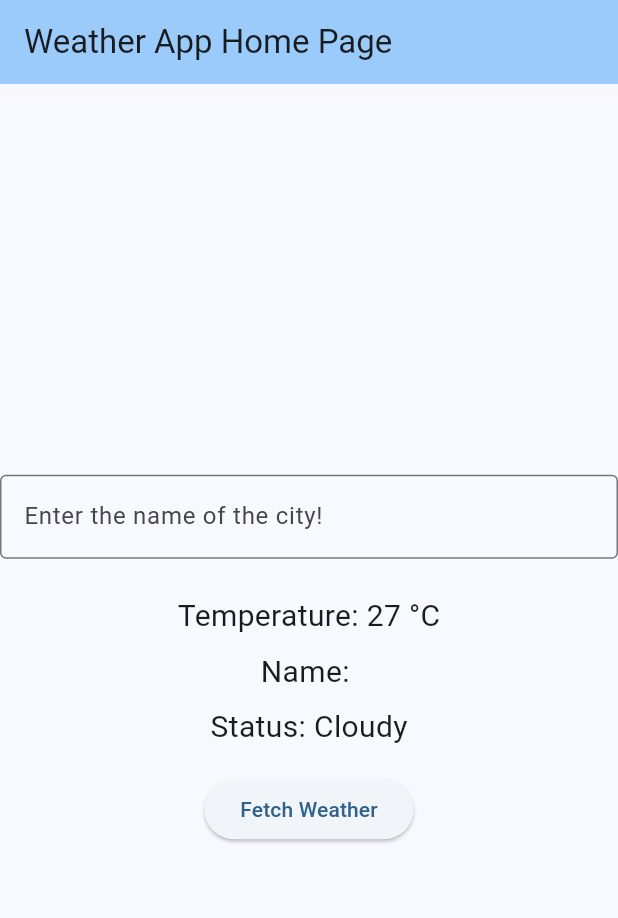
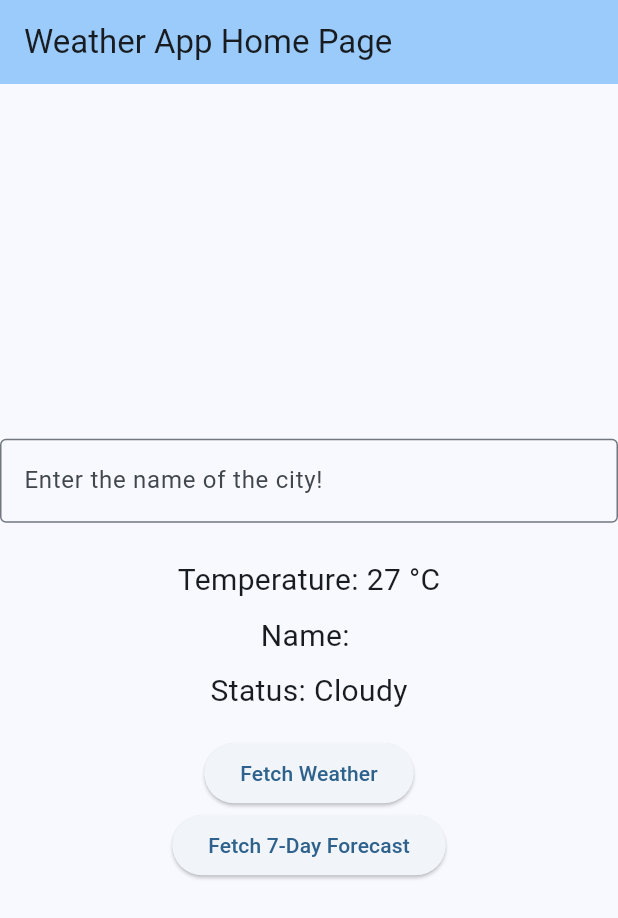
Before and after one commit to Redseba/Weather-App, a Flutter app: the screen it shows after launch, after a tap on "Fetch Weather", on a phone screen of 412 x 824 dp. Shown: the top 918 px of the screen. Run offline on Flutter 3.47's test engine with Material 3 defaults, Android fonts, the phone set to English and light mode, and no system bars.

Commit message:
Implemented 7-day weather forecast feature

```diff
--- a/weather_info_app/lib/main.dart
+++ b/weather_info_app/lib/main.dart
@@ -38,6 +38,7 @@ final TextEditingController _nameController = TextEditingController();
 String cityName = "Your City";
 int Temp = 0;
 String cityStatus = "No Status";
+List<Map<String, dynamic>> Forecast = [];
 
 void _updateCityName() {
       setState(() {
@@ -48,23 +49,34 @@ void _updateCityName() {
 void _fetchWeather() {
   setState(() {
     Temp = Random().nextInt(30 - 15 + 1) + 15;
-    _getStatus();
+    cityStatus = _getStatus();
     _updateCityName();
   });
 }
 
-void _getStatus() {
-  setState(() {
-    if (Random().nextInt(3) + 1 == 3) {
-      cityStatus = "Rainy";
-    }
-    if (Random().nextInt(3) + 1 == 2){
-      cityStatus = "Cloudy";
-    }
-    if (Random().nextInt(3) + 1 == 1) {
-      cityStatus = "Sunny";
-    }
-  });
+void _fetchForecast() {
+    setState(() {
+      Forecast = List.generate(7, (index) {
+        int sDayTemp = Random().nextInt(30 - 15 + 1) + 15; // Random temperature
+        String dayStatus = _getStatus(); // Get random weather status
+        return {
+          'day': 'Day ${index + 1}',
+          'temp': sDayTemp,
+          'status': dayStatus,
+        };
+      });
+    });
+  }
+
+String _getStatus() {
+  int integer = Random().nextInt(3);
+  if (integer == 0) {
+    return "Sunny";
+  } else if (integer == 1) {
+    return "Cloudy";
+  } else {
+    return "Rainy";
+  }
 }
 
   @override
@@ -122,6 +134,38 @@ void _getStatus() {
             child: Text('Fetch Weather'),
             ),
 
+            ElevatedButton(
+            onPressed: _fetchForecast,
+            child: Text('Fetch 7-Day Forecast'),
+            ),
+
+            if (Forecast.isNotEmpty)
+              Padding(
+                padding: const EdgeInsets.all(16.0),
+                child: SingleChildScrollView(
+                  scrollDirection: Axis.horizontal,
+                  child: Row(
+                    children: Forecast.map((forecast) {
+                      return Container(
+                        width: 100,
+                        margin: const EdgeInsets.symmetric(horizontal: 8.0),
+                        child: Card(
+                          child: Padding(
+                            padding: const EdgeInsets.all(8.0),
+                            child: Column(
+                              children: [
+                                Text(forecast['day'], style: TextStyle(fontSize: 18)),
+                                Text('Temp: ${forecast['temp']} °C'),
+                                Text('Status: ${forecast['status']}'),
+                              ],
+                            ),
+                          ),
+                        ),
+                      );
+                    }).toList(),
+                  ),
+                ),
+              ),
           ],
         ),
           ]
```
